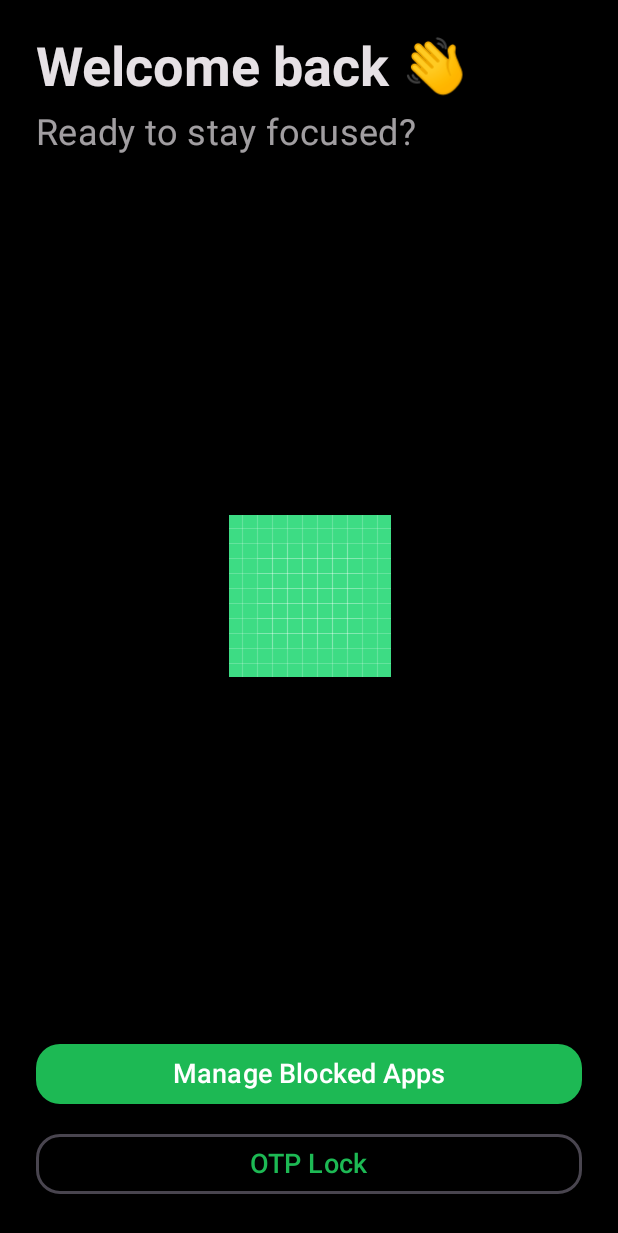
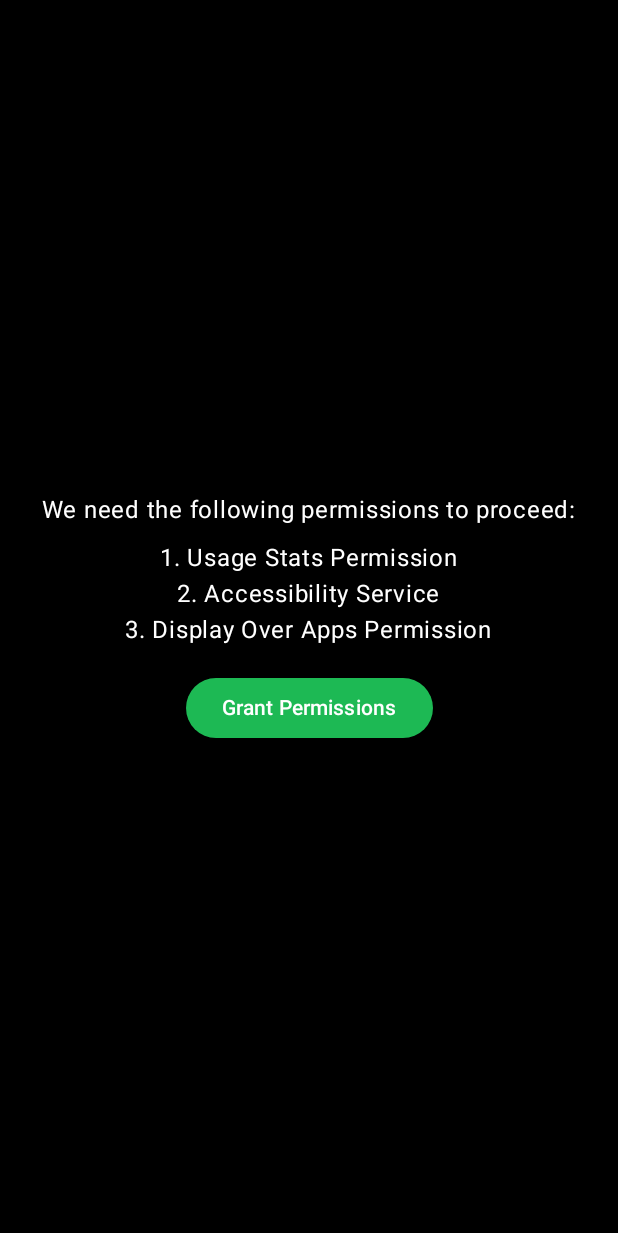
Before and after one commit to hannoobz/FriendLock-CapstoneProject, an Android app built with Jetpack Compose: the screen it shows after launch (MainActivity), on a phone screen of 412 x 824 dp. Shown: the top 1233 px of the screen. Run offline under Robolectric (Android 15) with nearby library versions, the phone set to English and light mode, and no system bars; our stand-ins replace Room's generated code.

Commit message:
feat: Block overlay

```diff
--- a/app/src/main/java/com/hannoobz/friendlock/MainActivity.kt
+++ b/app/src/main/java/com/hannoobz/friendlock/MainActivity.kt
@@ -1,8 +1,8 @@
 package com.hannoobz.friendlock
 
 import android.content.Context
-import android.content.Intent
 import android.os.Bundle
+import android.provider.Settings
 import androidx.activity.ComponentActivity
 import androidx.activity.compose.setContent
 import androidx.activity.enableEdgeToEdge
@@ -29,13 +29,15 @@ import androidx.compose.ui.platform.LocalContext
 import androidx.core.view.WindowInsetsControllerCompat
 import androidx.lifecycle.viewmodel.compose.viewModel
 import com.hannoobz.friendlock.ui.AppList
+import com.hannoobz.friendlock.ui.RequestPermissionsScreen
+import com.hannoobz.friendlock.ui.hasUsageStatsPermission
+import com.hannoobz.friendlock.ui.isAccessibilityServiceEnabled
 import com.hannoobz.friendlock.ui.viewmodels.AppListViewModel
 
 class MainActivity : ComponentActivity() {
     override fun onCreate(savedInstanceState: Bundle?) {
         super.onCreate(savedInstanceState)
         enableEdgeToEdge()
-
         setContent {
             FriendLockTheme(darkTheme = true, dynamicColor = false) {
                 val view = window.decorView
@@ -65,34 +67,17 @@ sealed class Screen(val route: String) {
     data object Home : Screen("home")
     data object AppList : Screen("app_list")
     data object Settings : Screen("settings")
-}
-
-fun hasUsageStatsPermission(context: Context): Boolean {
-    val appOps = context.getSystemService(Context.APP_OPS_SERVICE) as android.app.AppOpsManager
-    val mode = appOps.checkOpNoThrow(
-        android.app.AppOpsManager.OPSTR_GET_USAGE_STATS,
-        android.os.Process.myUid(),
-        context.packageName
-    )
-    return mode == android.app.AppOpsManager.MODE_ALLOWED
-}
-
-fun openUsageAccessSettings(context: Context) {
-    val intent = Intent(android.provider.Settings.ACTION_USAGE_ACCESS_SETTINGS)
-    intent.flags = Intent.FLAG_ACTIVITY_NEW_TASK
-    context.startActivity(intent)
+    data object Request : Screen("request")
 }
 
 @Composable
 fun MainApp() {
     val context = LocalContext.current
-    while (!hasUsageStatsPermission(context)){
-        openUsageAccessSettings(context)
-    }
+
     val navController: NavHostController = rememberNavController()
+    val listState = rememberLazyListState()
     val viewModel: AppListViewModel = viewModel()
     val apps = viewModel.appList.collectAsState()
-    val listState = rememberLazyListState()
 
     for (item in apps.value) {
         viewModel.preloadIcons(context, listOf(item.packageName))
@@ -102,7 +87,7 @@ fun MainApp() {
     }
     NavHost(
         navController = navController,
-        startDestination = Screen.Home.route,
+        startDestination = Screen.Request.route,
         enterTransition = { slideIntoContainer(AnimatedContentTransitionScope.SlideDirection.Start, tween(500)) },
         exitTransition = { slideOutOfContainer(AnimatedContentTransitionScope.SlideDirection.Start, tween(500)) },
         popEnterTransition = { slideIntoContainer(AnimatedContentTransitionScope.SlideDirection.End, tween(500)) },
@@ -122,6 +107,14 @@ fun MainApp() {
         composable(Screen.Settings.route) {
             SettingsScreen(navController)
         }
+        composable(Screen.Request.route) {
+            RequestPermissionsScreen(context) {
+                navController.navigate(Screen.Home.route) {
+                    popUpTo(Screen.Request.route) { inclusive = true }
+                    launchSingleTop = true
+                }
+            }
+        }
     }
 }
 
--- a/app/src/main/java/com/hannoobz/friendlock/data/AppDao.kt
+++ b/app/src/main/java/com/hannoobz/friendlock/data/AppDao.kt
@@ -22,4 +22,7 @@ interface AppDao {
 
     @Query("SELECT COUNT(*) FROM apps")
     suspend fun getCount(): Int
+
+    @Query("SELECT * FROM apps WHERE packageName = :packageName")
+    suspend fun getAppByPackageName(packageName: String): AppEntity?
 }
--- /dev/null
+++ b/app/src/main/java/com/hannoobz/friendlock/ui/RequestPermissions.kt
@@ -0,0 +1,149 @@
+package com.hannoobz.friendlock.ui
+
+import android.accessibilityservice.AccessibilityServiceInfo
+import android.app.ActivityManager
+import android.content.ComponentName
+import android.content.Context
+import android.content.Intent
+import android.os.Build
+import android.provider.Settings
+import android.util.Log
+import android.view.accessibility.AccessibilityEvent
+import android.view.accessibility.AccessibilityManager
+import androidx.compose.foundation.layout.Arrangement
+import androidx.compose.foundation.layout.Column
+import androidx.compose.foundation.layout.Spacer
+import androidx.compose.foundation.layout.fillMaxSize
+import androidx.compose.foundation.layout.height
+import androidx.compose.foundation.layout.padding
+import androidx.compose.material3.Button
+import androidx.compose.material3.Text
+import androidx.compose.runtime.Composable
+import androidx.compose.runtime.DisposableEffect
+import androidx.compose.runtime.LaunchedEffect
+import androidx.compose.runtime.mutableStateOf
+import androidx.compose.runtime.remember
+import androidx.compose.runtime.rememberUpdatedState
+import androidx.compose.ui.Alignment
+import androidx.compose.ui.Modifier
+import androidx.compose.ui.graphics.Color
+import androidx.compose.ui.unit.dp
+import androidx.lifecycle.Lifecycle
+import androidx.lifecycle.LifecycleEventObserver
+import androidx.lifecycle.compose.LocalLifecycleOwner
+import com.hannoobz.friendlock.utils.AppDetectionService
+import java.util.Locale
+
+@Composable
+fun RequestPermissionsScreen(
+    context: Context,
+    onPermissionsGranted: () -> Unit
+) {
+    val hasUsageStatsPermission = remember { mutableStateOf(false) }
+    val isAccessibilityServiceEnabled = remember { mutableStateOf(false) }
+    val canDrawOverlays = remember { mutableStateOf(false) }
+    val lifecycleOwner = LocalLifecycleOwner.current
+
+    DisposableEffect(lifecycleOwner) {
+        val observer = LifecycleEventObserver { _, event ->
+            if (event == Lifecycle.Event.ON_RESUME) {
+                hasUsageStatsPermission.value = hasUsageStatsPermission(context)
+                isAccessibilityServiceEnabled.value = isAccessibilityServiceEnabled(context)
+                canDrawOverlays.value = Settings.canDrawOverlays(context)
+            }
+        }
+        lifecycleOwner.lifecycle.addObserver(observer)
+
+        onDispose {
+            lifecycleOwner.lifecycle.removeObserver(observer)
+        }
+    }
+
+    LaunchedEffect(
+        hasUsageStatsPermission.value,
+        isAccessibilityServiceEnabled.value,
+        canDrawOverlays.value
+    ) {
+        if (hasUsageStatsPermission.value && isAccessibilityServiceEnabled.value && canDrawOverlays.value) {
+            onPermissionsGranted()
+        }
+    }
+
+    Column(
+        modifier = Modifier
+            .fillMaxSize()
+            .padding(16.dp),
+        verticalArrangement = Arrangement.Center,
+        horizontalAlignment = Alignment.CenterHorizontally
+    ) {
+        Text(
+            text = "We need the following permissions to proceed:",
+            color = Color.White
+        )
+        Spacer(modifier = Modifier.height(8.dp))
+        Text(text = "1. Usage Stats Permission", color = Color.White)
+        Text(text = "2. Accessibility Service", color = Color.White)
+        Text(text = "3. Display Over Apps Permission", color = Color.White)
+
+        Spacer(modifier = Modifier.height(16.dp))
+
+        Button(
+            onClick = {
+                when {
+                    !hasUsageStatsPermission.value -> openUsageAccessSettings(context)
+                    !isAccessibilityServiceEnabled.value -> openAccessibilitySettings(context)
+                    !canDrawOverlays.value -> openOverlayPermissionSettings(context)
+                }
+            }
+        ) {
+            Text("Grant Permissions")
+        }
+    }
+}
+
+
+fun hasUsageStatsPermission(context: Context): Boolean {
+    val appOps = context.getSystemService(Context.APP_OPS_SERVICE) as android.app.AppOpsManager
+    val mode = appOps.checkOpNoThrow(
+        android.app.AppOpsManager.OPSTR_GET_USAGE_STATS,
+        android.os.Process.myUid(),
+        context.packageName
+    )
+    return mode == android.app.AppOpsManager.MODE_ALLOWED
+}
+
+fun isAccessibilityServiceEnabled(context: Context): Boolean {
+    val accessibilityManager =
+        context.getSystemService(Context.ACCESSIBILITY_SERVICE) as AccessibilityManager
+    val componentName = ComponentName(context, AppDetectionService::class.java)
+    return accessibilityManager
+        .getEnabledAccessibilityServiceList(AccessibilityServiceInfo.FEEDBACK_ALL_MASK)
+        .any {
+           it.resolveInfo.serviceInfo.name == componentName.className
+        }
+}
+
+fun openUsageAccessSettings(context: Context) {
+    val intent = Intent(Settings.ACTION_USAGE_ACCESS_SETTINGS)
+    intent.flags = Intent.FLAG_ACTIVITY_NEW_TASK
+    context.startActivity(intent)
+}
+
+fun openAccessibilitySettings(context: Context) {
+    val intent = Intent(Settings.ACTION_ACCESSIBILITY_SETTINGS)
+    intent.flags = Intent.FLAG_ACTIVITY_NEW_TASK
+    context.startActivity(intent)
+}
+
+fun openOverlayPermissionSettings(context: Context) {
+    if ("xiaomi" == Build.MANUFACTURER.lowercase(Locale.ROOT)) {
+        val intent = Intent("miui.intent.action.APP_PERM_EDITOR")
+        intent.setClassName("com.miui.securitycenter",
+            "com.miui.permcenter.permissions.PermissionsEditorActivity")
+        intent.putExtra("extra_pkgname", context.packageName)
+        context.startActivity(intent)
+    } else {
+        val intent = Intent(Settings.ACTION_MANAGE_OVERLAY_PERMISSION)
+        context.startActivity(intent)
+    }
+}
--- /dev/null
+++ b/app/src/main/res/xml/accessibility_service_config.xml
@@ -0,0 +1,6 @@
+<?xml version="1.0" encoding="utf-8"?>
+<accessibility-service xmlns:android="http://schemas.android.com/apk/res/android"
+    android:accessibilityEventTypes="typeWindowStateChanged"
+    android:accessibilityFeedbackType="feedbackGeneric"
+    android:notificationTimeout="100"
+    android:canRetrieveWindowContent="true" />
```
Also changed, not shown: app/src/main/AndroidManifest.xml (+26 -0 lines), app/src/main/java/com/hannoobz/friendlock/BlockActivity.kt (added, +29 -0 lines), app/src/main/java/com/hannoobz/friendlock/ui/BlockOverlay.kt (+45 -0 lines), app/src/main/java/com/hannoobz/friendlock/utils/AppDetectionService.kt (added, +76 -0 lines).
